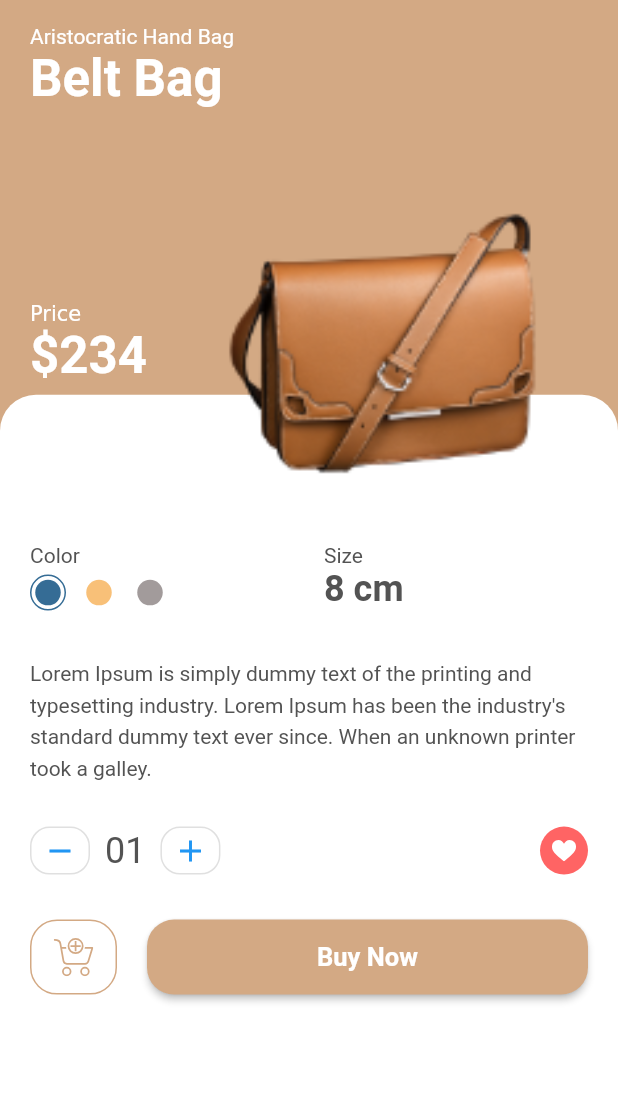
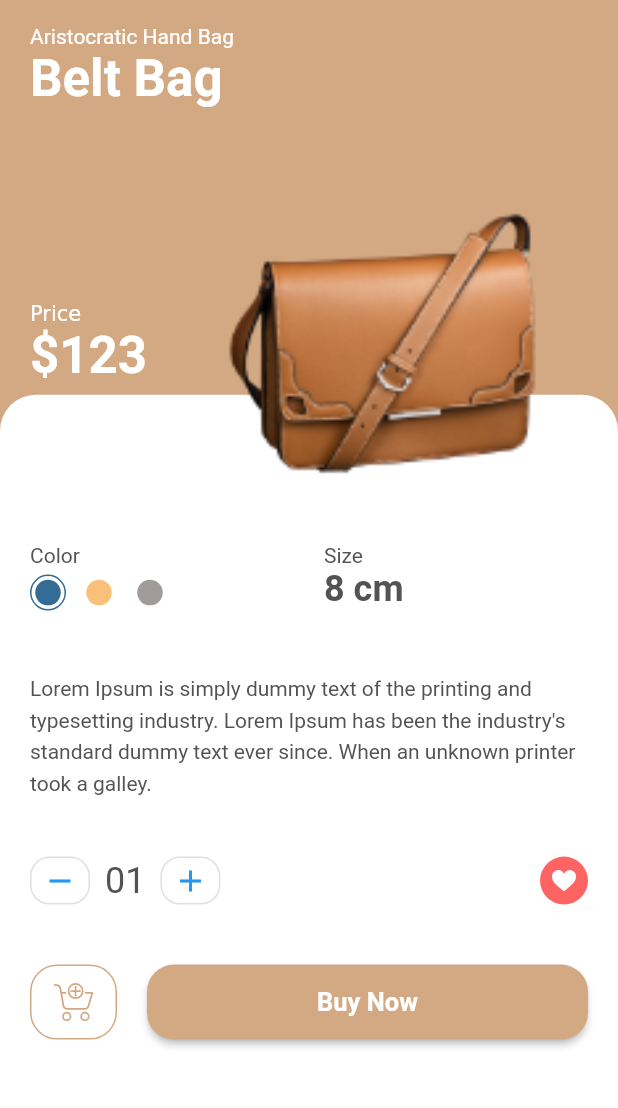
Before and after one commit to moonlomon/marcket1, a Flutter app: the screen it shows after launch, after a tap on "Belt Bag", on a phone screen of 412 x 824 dp, the part 60-1168 px from its top. Run offline on Flutter 3.47's test engine with Material 2 defaults, Android fonts, the phone set to English and light mode, and no system bars; our stand-ins replace flutter_svg.

Commit message:
내용정리

```diff
--- a/lib/models/Products.dart
+++ b/lib/models/Products.dart
@@ -27,7 +27,7 @@ List<Product> products = [
   Product(
       id: 2,
       title: "Belt Bag",
-      price: 234,
+      price: 123,
       size: 8,
       description: dummyText,
       image: "assets/images/bag_2.png",
@@ -35,7 +35,7 @@ List<Product> products = [
   Product(
       id: 3,
       title: "Hang Top",
-      price: 234,
+      price: 432,
       size: 10,
       description: dummyText,
       image: "assets/images/bag_3.png",
@@ -43,7 +43,7 @@ List<Product> products = [
   Product(
       id: 4,
       title: "Old Fashion",
-      price: 234,
+      price: 333,
       size: 11,
       description: dummyText,
       image: "assets/images/bag_4.png",
@@ -51,7 +51,7 @@ List<Product> products = [
   Product(
       id: 5,
       title: "Office Code",
-      price: 234,
+      price: 876,
       size: 12,
       description: dummyText,
       image: "assets/images/bag_5.png",
@@ -59,7 +59,7 @@ List<Product> products = [
   Product(
     id: 6,
     title: "Office Code",
-    price: 234,
+    price: 678,
     size: 12,
     description: dummyText,
     image: "assets/images/bag_6.png",
--- a/lib/screens/detail/components/body.dart
+++ b/lib/screens/detail/components/body.dart
@@ -39,11 +39,11 @@ class Body extends StatelessWidget {
                   child: Column(
                     children: <Widget>[
                       ColorAndSize(product: product),
-                      SizedBox(height: kDefaultPaddin / 2,),
+                      SizedBox(height: kDefaultPaddin,),
                       Description(product: product),
-                      SizedBox(height: kDefaultPaddin / 2,),
+                      SizedBox(height: kDefaultPaddin,),
                       CounterWithFavBtn(),
-                      SizedBox(height: kDefaultPaddin / 2,),
+                      SizedBox(height: kDefaultPaddin,),
                       AddToCart(product: product)
                     ],
                   ),
--- a/lib/screens/detail/components/cart_counter.dart
+++ b/lib/screens/detail/components/cart_counter.dart
@@ -51,7 +51,7 @@ class _CartCounterState extends State<CartCounter> {
             ),
           ),
         ),
-        onPressed: press, //함수 적용 안됨 : Fuction press -> VoidCallback press
+        onPressed: press, // 함수 적용 안됨 : Fuction press -> VoidCallback press
         child: Icon(icon),
       ),
     );
--- a/lib/screens/detail/detail_screen.dart
+++ b/lib/screens/detail/detail_screen.dart
@@ -43,7 +43,7 @@ class DetailScreen extends StatelessWidget {
           onPressed: (){},
         ),
         SizedBox(
-          width: kDefaultPaddin/2,
+          width: kDefaultPaddin / 2,
         )
       ],
     );
--- a/lib/screens/home/components/body.dart
+++ b/lib/screens/home/components/body.dart
@@ -15,7 +15,7 @@ class Body extends StatelessWidget {
       crossAxisAlignment: CrossAxisAlignment.start,
       children: [
         Padding(
-          padding: const EdgeInsets.symmetric(horizontal: kDefaultPaddin),
+          padding: const EdgeInsets.symmetric(horizontal: kDefaultPaddin, ),
           // 대칭여백 지정 = symmetric
           child: Text(
             "Women",
--- a/lib/screens/home/home_screen.dart
+++ b/lib/screens/home/home_screen.dart
@@ -40,7 +40,7 @@ class HomeScreen extends StatelessWidget {
           ),
         ),
         SizedBox(
-          width: kDefaultPaddin/2,
+          width: kDefaultPaddin / 2,
         )
       ],
     );
```
Also changed, not shown: 1 other file.
